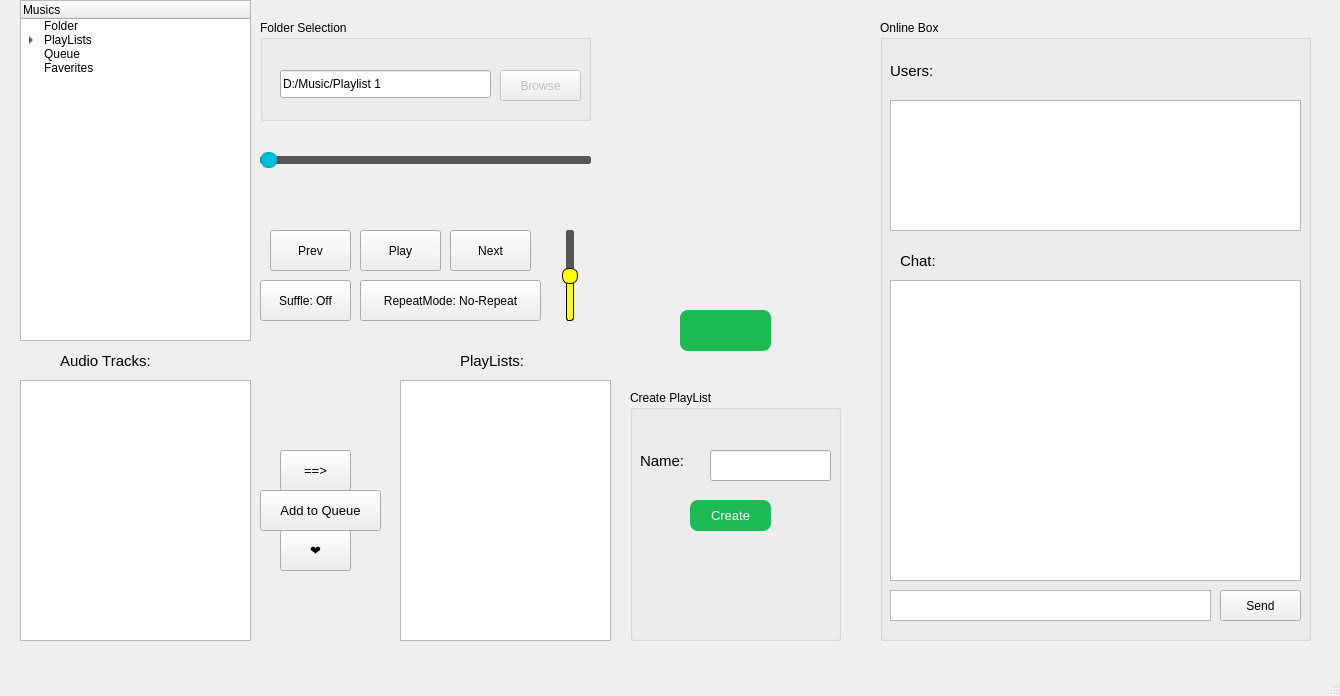
Above: MusicRoom/musicroom.ui from Mamad-MD/JukeBox-MusicPlayer- before the change. Below: the same form after it.
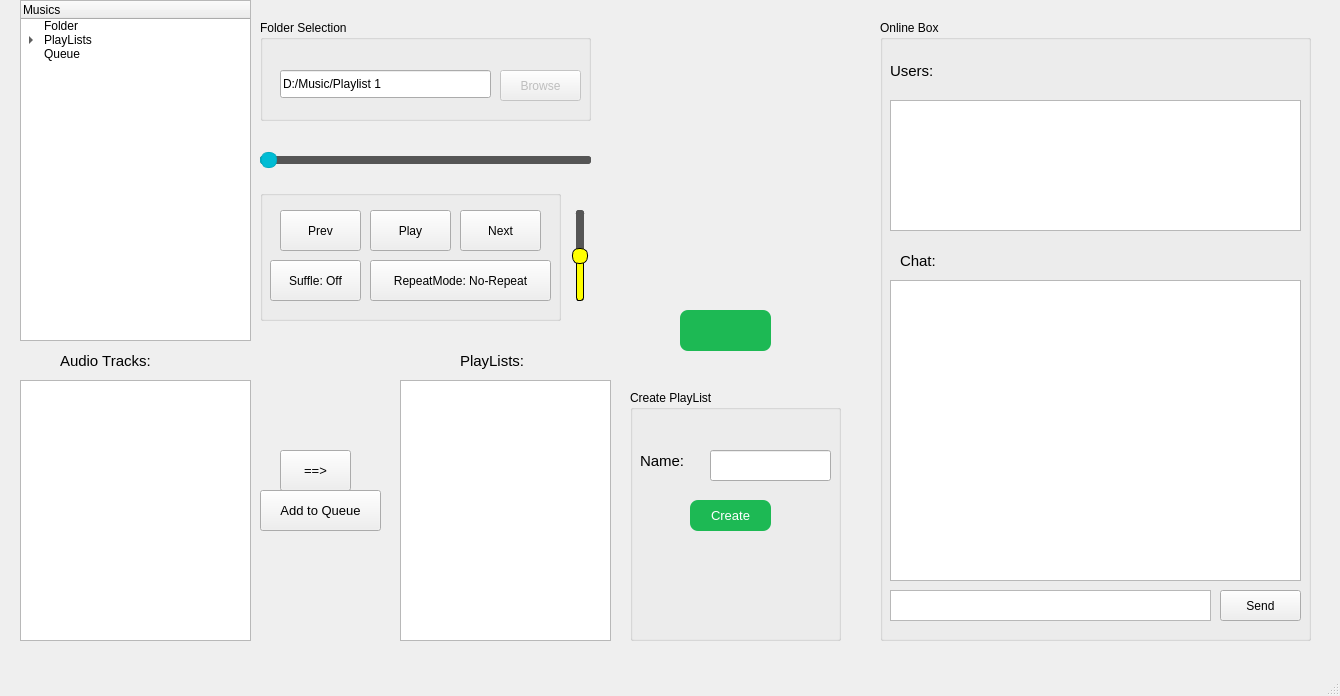
That is the form after the change. Custom widgets are drawn as their Qt base class.

```diff
--- a/MusicRoom/musicroom.ui
+++ b/MusicRoom/musicroom.ui
@@ -21,6 +21,9 @@
   </property>
   <widget class="QWidget" name="centralwidget">
    <widget class="QTreeWidget" name="TreeWidget_Category">
+    <property name="enabled">
+     <bool>true</bool>
+    </property>
     <property name="geometry">
      <rect>
       <x>20</x>
@@ -54,11 +57,6 @@
       <string>Queue</string>
      </property>
     </item>
-    <item>
-     <property name="text">
-      <string>Faverites</string>
-     </property>
-    </item>
    </widget>
    <widget class="QListView" name="ListView_AudioTracks">
     <property name="geometry">
@@ -91,61 +89,6 @@
      <string>Audio Tracks:</string>
     </property>
    </widget>
-   <widget class="QPushButton" name="PushButton_PlayPause">
-    <property name="geometry">
-     <rect>
-      <x>360</x>
-      <y>230</y>
-      <width>81</width>
-      <height>41</height>
-     </rect>
-    </property>
-    <property name="text">
-     <string>Play</string>
-    </property>
-   </widget>
-   <widget class="QPushButton" name="PushButton_Next">
-    <property name="geometry">
-     <rect>
-      <x>450</x>
-      <y>230</y>
-      <width>81</width>
-      <height>41</height>
-     </rect>
-    </property>
-    <property name="focusPolicy">
-     <enum>Qt::FocusPolicy::StrongFocus</enum>
-    </property>
-    <property name="text">
-     <string>Next</string>
-    </property>
-   </widget>
-   <widget class="QPushButton" name="PushButton_Prev">
-    <property name="geometry">
-     <rect>
-      <x>270</x>
-      <y>230</y>
-      <width>81</width>
-      <height>41</height>
-     </rect>
-    </property>
-    <property name="text">
-     <string>Prev</string>
-    </property>
-   </widget>
-   <widget class="QPushButton" name="PushButton_Shuffle">
-    <property name="geometry">
-     <rect>
-      <x>260</x>
-      <y>280</y>
-      <width>91</width>
-      <height>41</height>
-     </rect>
-    </property>
-    <property name="text">
-     <string>Suffle: Off</string>
-    </property>
-   </widget>
    <widget class="QGroupBox" name="groupBox">
     <property name="geometry">
      <rect>
@@ -191,19 +134,6 @@
      </property>
     </widget>
    </widget>
-   <widget class="QPushButton" name="PushButton_Repeat">
-    <property name="geometry">
-     <rect>
-      <x>360</x>
-      <y>280</y>
-      <width>181</width>
-      <height>41</height>
-     </rect>
-    </property>
-    <property name="text">
-     <string>RepeatMode: No-Repeat</string>
-    </property>
-   </widget>
    <widget class="QSlider" name="Slider_MusicSlider">
     <property name="geometry">
      <rect>
@@ -386,8 +316,8 @@
    <widget class="QSlider" name="Slider_Volume">
     <property name="geometry">
      <rect>
-      <x>560</x>
-      <y>230</y>
+      <x>570</x>
+      <y>210</y>
       <width>20</width>
       <height>91</height>
      </rect>
@@ -634,23 +564,86 @@
      </property>
     </widget>
    </widget>
-   <widget class="QPushButton" name="PushButton_AddTrackToFavorite">
+   <widget class="QGroupBox" name="Groupbox_Controls">
     <property name="geometry">
      <rect>
-      <x>280</x>
-      <y>530</y>
-      <width>71</width>
-      <height>41</height>
+      <x>260</x>
+      <y>190</y>
+      <width>301</width>
+      <height>131</height>
      </rect>
     </property>
-    <property name="font">
-     <font>
-      <pointsize>10</pointsize>
-     </font>
+    <property name="title">
+     <string/>
     </property>
-    <property name="text">
-     <string>❤️</string>
-    </property>
+    <widget class="QPushButton" name="PushButton_PlayPause">
+     <property name="geometry">
+      <rect>
+       <x>110</x>
+       <y>20</y>
+       <width>81</width>
+       <height>41</height>
+      </rect>
+     </property>
+     <property name="text">
+      <string>Play</string>
+     </property>
+    </widget>
+    <widget class="QPushButton" name="PushButton_Next">
+     <property name="geometry">
+      <rect>
+       <x>200</x>
+       <y>20</y>
+       <width>81</width>
+       <height>41</height>
+      </rect>
+     </property>
+     <property name="focusPolicy">
+      <enum>Qt::FocusPolicy::StrongFocus</enum>
+     </property>
+     <property name="text">
+      <string>Next</string>
+     </property>
+    </widget>
+    <widget class="QPushButton" name="PushButton_Repeat">
+     <property name="geometry">
+      <rect>
+       <x>110</x>
+       <y>70</y>
+       <width>181</width>
+       <height>41</height>
+      </rect>
+     </property>
+     <property name="text">
+      <string>RepeatMode: No-Repeat</string>
+     </property>
+    </widget>
+    <widget class="QPushButton" name="PushButton_Shuffle">
+     <property name="geometry">
+      <rect>
+       <x>10</x>
+       <y>70</y>
+       <width>91</width>
+       <height>41</height>
+      </rect>
+     </property>
+     <property name="text">
+      <string>Suffle: Off</string>
+     </property>
+    </widget>
+    <widget class="QPushButton" name="PushButton_Prev">
+     <property name="geometry">
+      <rect>
+       <x>20</x>
+       <y>20</y>
+       <width>81</width>
+       <height>41</height>
+      </rect>
+     </property>
+     <property name="text">
+      <string>Prev</string>
+     </property>
+    </widget>
    </widget>
   </widget>
   <widget class="QMenuBar" name="menubar">
```
Left out of the diff: 4 changed lines with no effect on the pictures.
